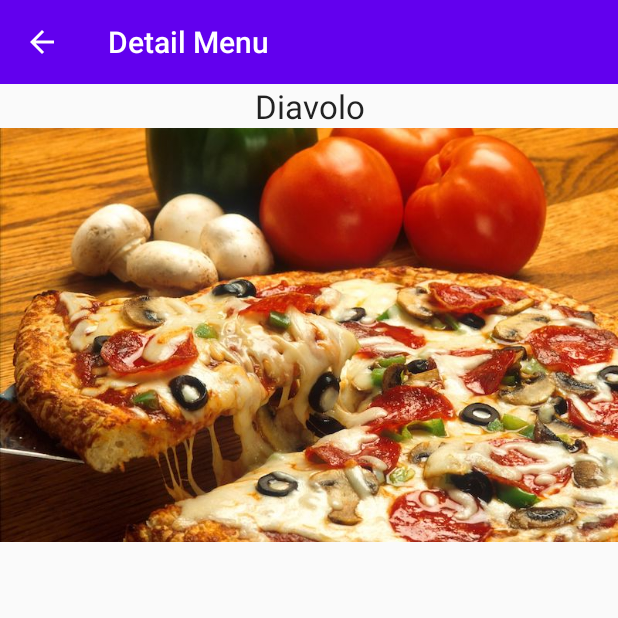
After one commit to damarendra/hfad.bitsandpizza, an Android app: the PizzaDetailActivity screen opened directly, with no data from a screen before it, on a phone screen of 412 x 824 dp, the top half of it. The commit adds this screen. Run offline under Robolectric (Android 15) with nearby library versions, the phone set to English and light mode, and no system bars; 1 statement that could not run was skipped.

Commit message:
completed bitsandpizza, added a detail pizza activity when card is clicked

```diff
--- a/app/build.gradle
+++ b/app/build.gradle
@@ -29,8 +29,10 @@ dependencies {
     implementation 'androidx.legacy:legacy-support-v4:1.0.0'
     implementation 'androidx.recyclerview:recyclerview:1.1.0'
     implementation 'com.google.android.material:material:1.3.0'
+    implementation 'androidx.wear:wear:1.1.0'
     testImplementation 'junit:junit:4.12'
     androidTestImplementation 'androidx.test.ext:junit:1.1.2'
     androidTestImplementation 'androidx.test.espresso:espresso-core:3.3.0'
+    compileOnly 'com.google.android.wearable:wearable:2.8.1'
 
 }
--- /dev/null
+++ b/app/src/main/java/com/hfad/bitsandpizza/PizzaDetailActivity.java
@@ -0,0 +1,34 @@
+package com.hfad.bitsandpizza;
+
+import android.os.Bundle;
+import android.widget.ImageView;
+import android.widget.TextView;
+
+import androidx.appcompat.app.AppCompatActivity;
+import androidx.appcompat.widget.Toolbar;
+import androidx.core.content.ContextCompat;
+
+import com.hfad.bitsandpizza.data.Pizza;
+
+public class PizzaDetailActivity extends AppCompatActivity {
+
+    public static final String PIZZA_DETAIL_ID  = "PizzaDetailActivity/PizzaDetailID";
+
+    @Override
+    protected void onCreate(Bundle savedInstanceState) {
+        super.onCreate(savedInstanceState);
+        setContentView(R.layout.activity_pizza_detail);
+        setSupportActionBar((Toolbar) findViewById(R.id.toolbar));
+        getSupportActionBar().setDisplayHomeAsUpEnabled(true);
+
+        int pizzaId = (int) getIntent().getExtras().get(PIZZA_DETAIL_ID);
+
+        TextView textView = findViewById(R.id.pizza_detail_name);
+        textView.setText(Pizza.pizzas[pizzaId].getName());
+
+        ImageView imageView = findViewById(R.id.pizza_detail_img);
+        imageView.setImageDrawable(ContextCompat.getDrawable(this,
+                Pizza.pizzas[pizzaId].getImage()));
+        imageView.setContentDescription(Pizza.pizzas[pizzaId].getName());
+    }
+}
--- a/app/src/main/res/layout/activity_main.xml
+++ b/app/src/main/res/layout/activity_main.xml
@@ -13,7 +13,6 @@
         android:theme="@style/ThemeOverlay.AppCompat.Dark.ActionBar">
 
         <include
-            android:id="@+id/include"
             layout="@layout/toolbar_main"
             android:layout_width="match_parent"
             android:layout_height="?attr/actionBarSize"
--- /dev/null
+++ b/app/src/main/res/layout/activity_pizza_detail.xml
@@ -0,0 +1,37 @@
+<?xml version="1.0" encoding="utf-8"?>
+<androidx.constraintlayout.widget.ConstraintLayout
+    xmlns:android="http://schemas.android.com/apk/res/android"
+    xmlns:app="http://schemas.android.com/apk/res-auto"
+    xmlns:tools="http://schemas.android.com/tools"
+    android:layout_width="match_parent"
+    android:layout_height="match_parent"
+    tools:context=".PizzaDetailActivity"
+    >
+
+    <include
+        android:id="@+id/pizza_detail_toolbar"
+        layout="@layout/toolbar_main"
+        android:layout_width="match_parent"
+        android:layout_height="?attr/actionBarSize"
+        />
+
+    <TextView
+        android:id="@+id/pizza_detail_name"
+        android:layout_width="0dp"
+        android:layout_height="wrap_content"
+        android:gravity="center_horizontal"
+        android:textAppearance="?android:attr/textAppearanceLarge"
+        app:layout_constraintEnd_toEndOf="parent"
+        app:layout_constraintStart_toStartOf="parent"
+        app:layout_constraintTop_toBottomOf="@+id/pizza_detail_toolbar" />
+
+    <ImageView
+        android:id="@+id/pizza_detail_img"
+        android:layout_width="0dp"
+        android:layout_height="wrap_content"
+        android:adjustViewBounds="true"
+        app:layout_constraintEnd_toEndOf="parent"
+        app:layout_constraintStart_toStartOf="parent"
+        app:layout_constraintTop_toBottomOf="@+id/pizza_detail_name" />
+
+</androidx.constraintlayout.widget.ConstraintLayout>
--- a/app/src/main/res/layout/toolbar_main.xml
+++ b/app/src/main/res/layout/toolbar_main.xml
@@ -12,6 +12,7 @@
         android:layout_height="?attr/actionBarSize"
         android:background="?attr/colorPrimary"
         android:minHeight="?attr/actionBarSize"
+        android:theme="@style/ThemeOverlay.AppCompat.Dark.ActionBar"
         />
 
 </LinearLayout>
--- /dev/null
+++ b/app/src/main/res/values-round/strings.xml
@@ -0,0 +1,3 @@
+<resources>
+    <string name="hello_world">Hello Round World!</string>
+</resources>
```
Also changed, not shown: app/src/main/AndroidManifest.xml (+9 -2 lines), app/src/main/java/com/hfad/bitsandpizza/PizzaFragment.java (+9 -4 lines), app/src/main/java/com/hfad/bitsandpizza/adapter/CaptionImagesAdapter.java (+19 -1 lines), app/src/main/res/values/strings.xml (+17 -12 lines).
